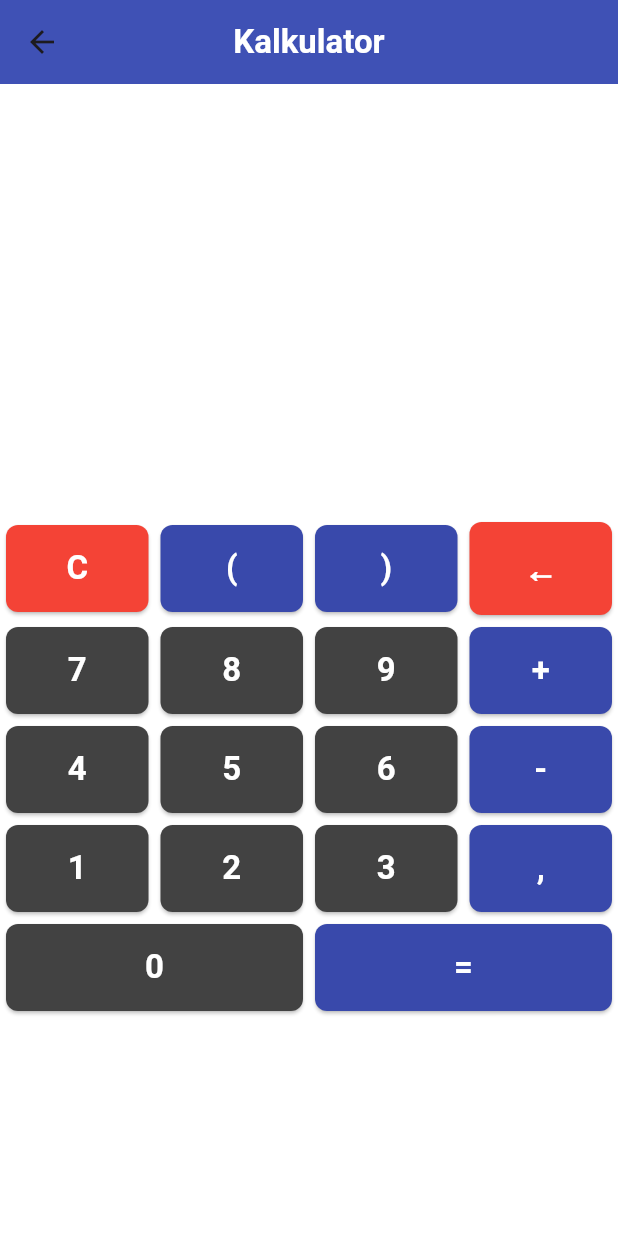
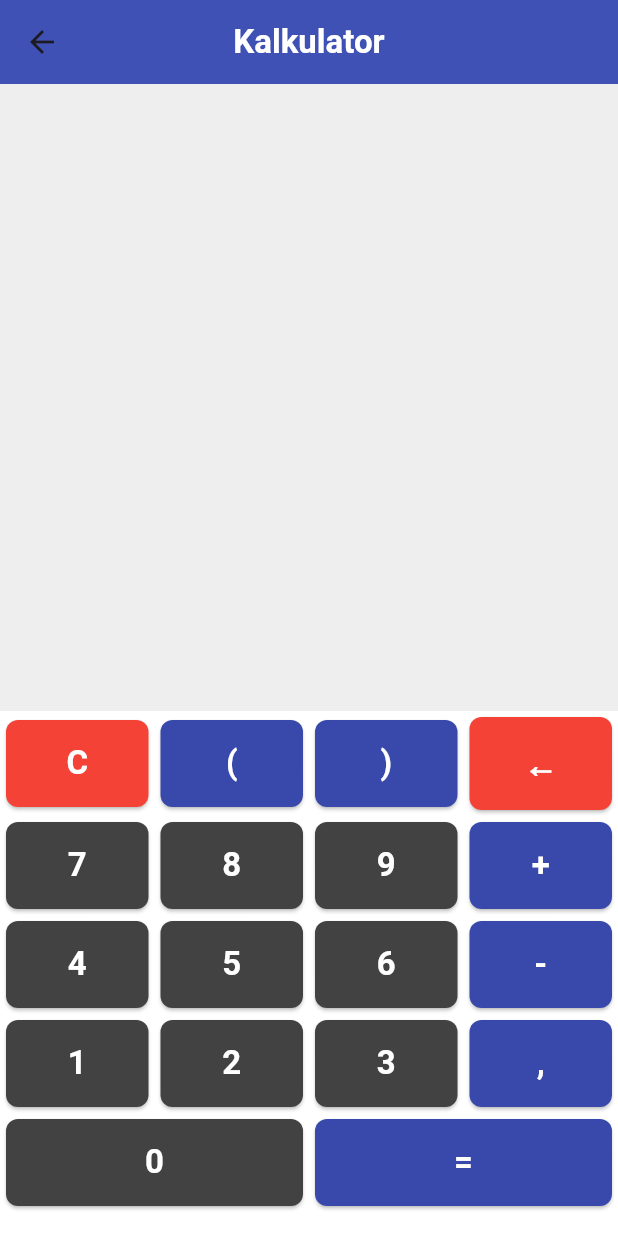
Before and after one commit to RusterF/AplikasiMobileMatematis, a Flutter app: the CalculatorFragmentScreen screen opened directly, on a phone screen of 412 x 824 dp. Run offline on Flutter 3.47's test engine with Material 3 defaults, Android fonts, the light colour scheme and no system bars; our stand-ins replace font_awesome_flutter, get, math_expressions.

Commit message:
revisi kedua

```diff
--- a/lib/fragments/calculator_fragment_screen.dart
+++ b/lib/fragments/calculator_fragment_screen.dart
@@ -12,6 +12,7 @@ class CalculatorFragmentScreen extends StatefulWidget {
 class CalculatorFragmentScreenState extends State<CalculatorFragmentScreen> {
   String expression = "";
   final int maxExpressionLength = 50;
+
   void onButtonPressed(String value) {
     setState(() {
       if (value == "C") {
@@ -32,11 +33,10 @@ class CalculatorFragmentScreenState extends State<CalculatorFragmentScreen> {
         }
       } else {
         if (expression.length < maxExpressionLength) {
-          // Handle negative numbers correctly
           if (value == "-" &&
               (expression.isEmpty ||
                   "+-*/(".contains(expression[expression.length - 1]))) {
-            expression += value; // Allow negative numbers
+            expression += value;
           } else if (value != "-" || expression.isNotEmpty) {
             expression += value;
           }
@@ -49,11 +49,11 @@ class CalculatorFragmentScreenState extends State<CalculatorFragmentScreen> {
     return Expanded(
       flex: flex.toInt(),
       child: Padding(
-        padding: const EdgeInsets.all(4.0), // Reduced padding
+        padding: const EdgeInsets.all(4.0),
         child: ElevatedButton(
           onPressed: () => onButtonPressed(text),
           style: ElevatedButton.styleFrom(
-            padding: const EdgeInsets.symmetric(vertical: 16), // Reduced height
+            padding: const EdgeInsets.symmetric(vertical: 16),
             textStyle: const TextStyle(
               fontSize: 22,
               fontWeight: FontWeight.bold,
@@ -61,9 +61,7 @@ class CalculatorFragmentScreenState extends State<CalculatorFragmentScreen> {
             backgroundColor: color ?? Colors.grey[800],
             foregroundColor: Colors.white,
             shape: RoundedRectangleBorder(
-              borderRadius: BorderRadius.circular(
-                8,
-              ), // Slightly smaller buttons
+              borderRadius: BorderRadius.circular(8),
             ),
           ),
           child: Text(text),
@@ -86,33 +84,32 @@ class CalculatorFragmentScreenState extends State<CalculatorFragmentScreen> {
         centerTitle: true,
       ),
       body: Column(
+        mainAxisAlignment:
+            MainAxisAlignment.end,
         children: [
-          // Display Section (More Flexible)
           Expanded(
-            flex: 3, // Increased flex to give it more space
             child: Container(
               width: double.infinity,
-              padding: const EdgeInsets.all(
-                16,
-              ), // Reduced padding to save space
+              padding: const EdgeInsets.all(16),
               alignment: Alignment.bottomRight,
-              child: SingleChildScrollView(
-                reverse: true,
-                scrollDirection: Axis.horizontal,
-                child: Text(
-                  expression,
-                  style: const TextStyle(
-                    fontSize: 32,
-                    color: Colors.black,
-                  ), // Slightly smaller font
-                ),
+              color: Colors.grey[200],
+              child: Wrap(
+                alignment: WrapAlignment.end,
+                children: [
+                  Text(
+                    expression,
+                    textAlign: TextAlign.end,
+                    style: const TextStyle(fontSize: 40, color: Colors.black),
+                  ),
+                ],
               ),
             ),
           ),
-          // Button Grid (Adjusted)
-          Expanded(
-            flex: 5, // Reduced flex to push buttons up
+
+          Container(
+            padding: const EdgeInsets.only(bottom: 16),
             child: Column(
+              mainAxisSize: MainAxisSize.min,
               children: [
                 Row(
                   children: [
```
Also changed, not shown: lib/fragments/profile_fragment_screen.dart (+42 -9 lines).
